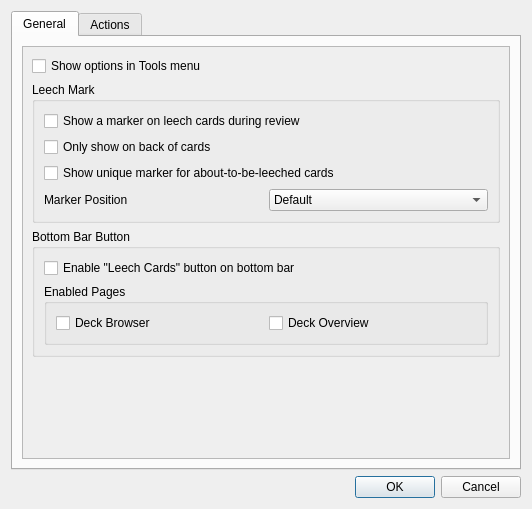
First picture: the form in res/ui/options_dialog.ui, repository iamjustkoi/LeechToolkit, before the edit.
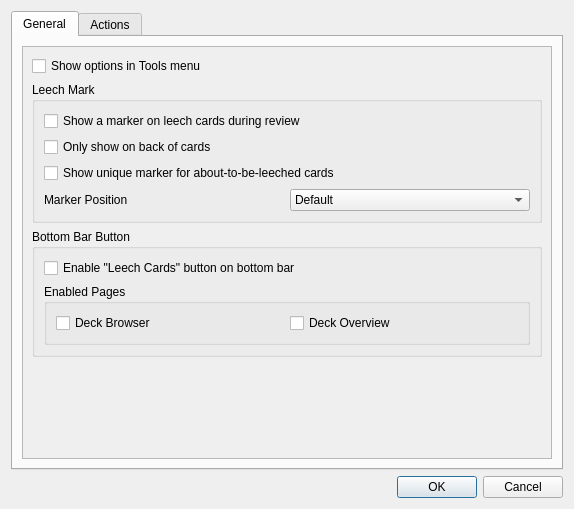
Second picture: the form after the edit.

Commit message: Added default restore button visibility auto-toggles

```diff
--- a/res/ui/options_dialog.ui
+++ b/res/ui/options_dialog.ui
@@ -9,7 +9,7 @@
    <rect>
        <x>0</x>
        <y>0</y>
-       <width>532</width>
+       <width>574</width>
        <height>509</height>
    </rect>
   </property>
@@ -40,7 +40,7 @@
                     <rect>
                         <x>0</x>
                         <y>0</y>
-                        <width>488</width>
+                           <width>530</width>
                         <height>277</height>
                     </rect>
                 </property>
```
Lines whose indentation alone changed are shown as unchanged. The commit also changes 4 other files.
